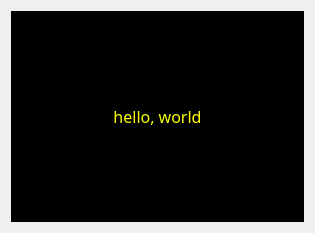
This is src/kwebcamview_base.ui in cojack/KWebCam as Qt 5 draws it before an edit. The edited form follows.
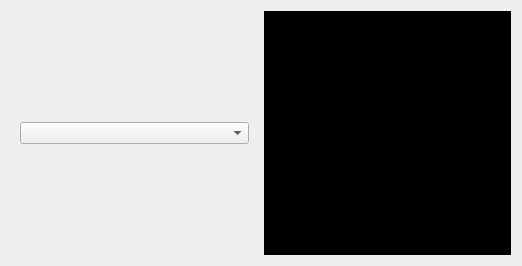
This is the edited form.

The edit to the form file:
```diff
--- a/src/kwebcamview_base.ui
+++ b/src/kwebcamview_base.ui
@@ -1,12 +1,13 @@
-<ui version="4.0" >
-<class>kwebcamview_base</class>
-<widget class="QWidget" name="kwebcamview_base" >
-  <property name="geometry" >
+<?xml version="1.0" encoding="UTF-8"?>
+<ui version="4.0">
+ <class>kwebcamview_base</class>
+ <widget class="QWidget" name="kwebcamview_base">
+  <property name="geometry">
    <rect>
     <x>0</x>
     <y>0</y>
-    <width>315</width>
-    <height>233</height>
+    <width>522</width>
+    <height>266</height>
    </rect>
   </property>
   <property name="windowTitle" >
@@ -15,69 +16,33 @@
   <property name="autoFillBackground" >
    <bool>true</bool>
   </property>
-  <layout class="QGridLayout" >
-   <property name="leftMargin" >
-    <number>11</number>
-   </property>
-   <property name="topMargin" >
-    <number>11</number>
-   </property>
-   <property name="rightMargin" >
-    <number>11</number>
-   </property>
-   <property name="bottomMargin" >
-    <number>11</number>
-   </property>
-   <property name="horizontalSpacing" >
-    <number>6</number>
-   </property>
-   <property name="verticalSpacing" >
-    <number>6</number>
-   </property>
-   <item row="0" column="0" >
-    <widget class="QLabel" name="kcfg_sillyLabel" >
-     <property name="palette" >
+  <layout class="QGridLayout" name="gridLayout">
+   <item row="0" column="0">
+    <widget class="QWidget" name="widget" native="true">
+     <layout class="QGridLayout" name="gridLayout_3">
+      <item row="0" column="0">
+       <widget class="QComboBox" name="comboBox"/>
+      </item>
+     </layout>
+    </widget>
+   </item>
+   <item row="0" column="1">
+    <widget class="QFrame" name="frame">
+     <property name="palette">
       <palette>
        <active>
-        <colorrole role="WindowText" >
-         <brush brushstyle="SolidPattern" >
-          <color alpha="255" >
+        <colorrole role="Base">
+         <brush brushstyle="SolidPattern">
+          <color alpha="255">
            <red>255</red>
            <green>255</green>
-           <blue>0</blue>
+           <blue>255</blue>
           </color>
          </brush>
         </colorrole>
-        <colorrole role="Button" >
-         <brush brushstyle="SolidPattern" >
-          <color alpha="255" >
-           <red>0</red>
-           <green>0</green>
-           <blue>0</blue>
-          </color>
-         </brush>
-        </colorrole>
-        <colorrole role="Base" >
-         <brush brushstyle="SolidPattern" >
-          <color alpha="255" >
-           <red>0</red>
-           <green>0</green>
-           <blue>0</blue>
-          </color>
-         </brush>
-        </colorrole>
-        <colorrole role="Window" >
-         <brush brushstyle="SolidPattern" >
-          <color alpha="255" >
-           <red>0</red>
-           <green>0</green>
-           <blue>0</blue>
-          </color>
-         </brush>
-        </colorrole>
-        <colorrole role="AlternateBase" >
-         <brush brushstyle="SolidPattern" >
-          <color alpha="255" >
+        <colorrole role="Window">
+         <brush brushstyle="SolidPattern">
+          <color alpha="255">
            <red>0</red>
            <green>0</green>
            <blue>0</blue>
@@ -86,45 +51,18 @@
         </colorrole>
        </active>
        <inactive>
-        <colorrole role="WindowText" >
-         <brush brushstyle="SolidPattern" >
-          <color alpha="255" >
+        <colorrole role="Base">
+         <brush brushstyle="SolidPattern">
+          <color alpha="255">
            <red>255</red>
            <green>255</green>
-           <blue>0</blue>
+           <blue>255</blue>
           </color>
          </brush>
         </colorrole>
-        <colorrole role="Button" >
-         <brush brushstyle="SolidPattern" >
-          <color alpha="255" >
-           <red>0</red>
-           <green>0</green>
-           <blue>0</blue>
-          </color>
-         </brush>
-        </colorrole>
-        <colorrole role="Base" >
-         <brush brushstyle="SolidPattern" >
-          <color alpha="255" >
-           <red>0</red>
-           <green>0</green>
-           <blue>0</blue>
-          </color>
-         </brush>
-        </colorrole>
-        <colorrole role="Window" >
-         <brush brushstyle="SolidPattern" >
-          <color alpha="255" >
-           <red>0</red>
-           <green>0</green>
-           <blue>0</blue>
-          </color>
-         </brush>
-        </colorrole>
-        <colorrole role="AlternateBase" >
-         <brush brushstyle="SolidPattern" >
-          <color alpha="255" >
+        <colorrole role="Window">
+         <brush brushstyle="SolidPattern">
+          <color alpha="255">
            <red>0</red>
            <green>0</green>
            <blue>0</blue>
@@ -133,45 +71,18 @@
         </colorrole>
        </inactive>
        <disabled>
-        <colorrole role="WindowText" >
-         <brush brushstyle="SolidPattern" >
-          <color alpha="255" >
-           <red>119</red>
-           <green>119</green>
-           <blue>119</blue>
-          </color>
-         </brush>
-        </colorrole>
-        <colorrole role="Button" >
-         <brush brushstyle="SolidPattern" >
-          <color alpha="255" >
+        <colorrole role="Base">
+         <brush brushstyle="SolidPattern">
+          <color alpha="255">
            <red>0</red>
            <green>0</green>
            <blue>0</blue>
           </color>
          </brush>
         </colorrole>
-        <colorrole role="Base" >
-         <brush brushstyle="SolidPattern" >
-          <color alpha="255" >
-           <red>0</red>
-           <green>0</green>
-           <blue>0</blue>
-          </color>
-         </brush>
-        </colorrole>
-        <colorrole role="Window" >
-         <brush brushstyle="SolidPattern" >
-          <color alpha="255" >
-           <red>0</red>
-           <green>0</green>
-           <blue>0</blue>
-          </color>
-         </brush>
-        </colorrole>
-        <colorrole role="AlternateBase" >
-         <brush brushstyle="SolidPattern" >
-          <color alpha="255" >
+        <colorrole role="Window">
+         <brush brushstyle="SolidPattern">
+          <color alpha="255">
            <red>0</red>
            <green>0</green>
            <blue>0</blue>
@@ -181,27 +92,45 @@
        </disabled>
       </palette>
      </property>
-     <property name="font" >
-      <font>
-       <family>Sans Serif</family>
-       <pointsize>12</pointsize>
-      </font>
-     </property>
-     <property name="autoFillBackground" >
+     <property name="autoFillBackground">
       <bool>true</bool>
      </property>
-     <property name="text" >
-      <string>hello, world</string>
+     <property name="frameShape">
+      <enum>QFrame::StyledPanel</enum>
      </property>
-     <property name="scaledContents" >
-      <bool>true</bool>
+     <property name="frameShadow">
+      <enum>QFrame::Raised</enum>
      </property>
-     <property name="alignment" >
-      <set>Qt::AlignCenter</set>
-     </property>
-     <property name="wordWrap" >
-      <bool>false</bool>
-     </property>
+     <layout class="QGridLayout" name="gridLayout_2">
+      <item row="0" column="0">
+       <widget class="QLabel" name="label">
+        <property name="layoutDirection">
+         <enum>Qt::RightToLeft</enum>
+        </property>
+        <property name="autoFillBackground">
+         <bool>false</bool>
+        </property>
+        <property name="frameShape">
+         <enum>QFrame::StyledPanel</enum>
+        </property>
+        <property name="frameShadow">
+         <enum>QFrame::Sunken</enum>
+        </property>
+        <property name="text">
+         <string/>
+        </property>
+        <property name="scaledContents">
+         <bool>false</bool>
+        </property>
+        <property name="alignment">
+         <set>Qt::AlignCenter</set>
+        </property>
+        <property name="wordWrap">
+         <bool>false</bool>
+        </property>
+       </widget>
+      </item>
+     </layout>
     </widget>
    </item>
   </layout>
```
Left out of the diff: 6 changed lines with no effect on the pictures.
